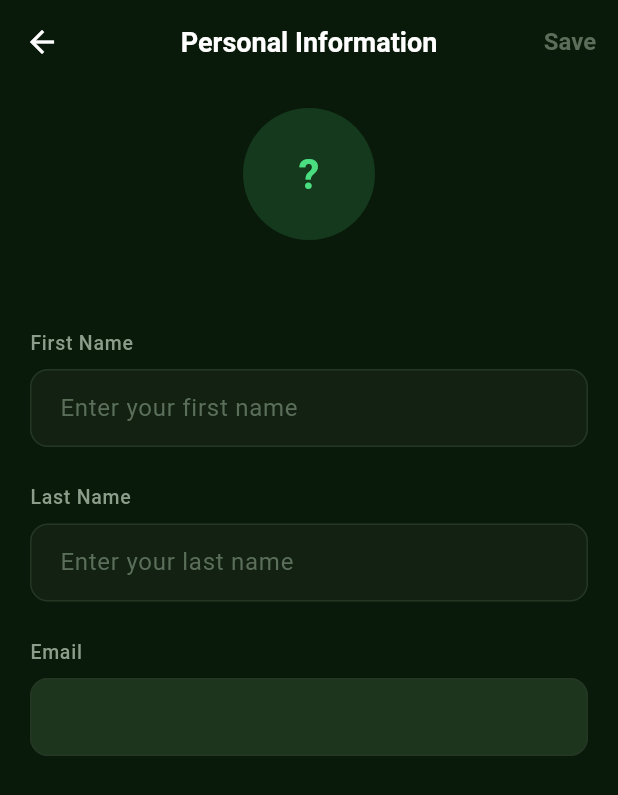
After one commit to iamc1oud/SynapseFinance, a Flutter app: the PersonalInformationPage screen opened directly, on a phone screen of 412 x 824 dp. The commit adds this screen. Shown: the top 795 px of the screen. Run offline on Flutter 3.47's test engine with Material 3 defaults, Android fonts, the phone set to English and light mode, and no system bars; our stand-ins replace dartz, dio, equatable, flutter_bloc, flutter_secure_storage, get_it and 5 more; accounts and stored records are empty; generated files the repository leaves out were written again.

Commit message:
feat(settings): added settings for personal information

```diff
--- a/frontend/synapse_finance/lib/core/constants/api_constants.dart
+++ b/frontend/synapse_finance/lib/core/constants/api_constants.dart
@@ -8,7 +8,7 @@ class ApiConstants {
   static const String register = '/auth/register';
   static const String logout = '/auth/logout';
   static const String refreshToken = '/auth/refresh';
-  static const String user = '/auth/user';
+  static const String user = '/auth/me';
 
   // Ledger endpoints
   static const String accounts = '/ledger/accounts/';
--- a/frontend/synapse_finance/lib/features/auth/data/datasources/auth_api_client.dart
+++ b/frontend/synapse_finance/lib/features/auth/data/datasources/auth_api_client.dart
@@ -27,4 +27,7 @@ abstract class AuthApiClient {
 
   @GET(ApiConstants.user)
   Future<UserModel> getCurrentUser();
+
+  @PATCH(ApiConstants.user)
+  Future<UserModel> updateProfile(@Body() Map<String, dynamic> body);
 }
--- a/frontend/synapse_finance/lib/features/auth/data/models/user_model.dart
+++ b/frontend/synapse_finance/lib/features/auth/data/models/user_model.dart
@@ -8,7 +8,7 @@ part 'user_model.g.dart';
 class UserModel extends User {
   const UserModel({
     required super.id,
-    required super.email,
+    @JsonKey(name: 'email') super.email,
     @JsonKey(name: 'first_name') super.firstName,
     @JsonKey(name: 'last_name') super.lastName,
   });
--- a/frontend/synapse_finance/lib/features/auth/domain/repositories/auth_repository.dart
+++ b/frontend/synapse_finance/lib/features/auth/domain/repositories/auth_repository.dart
@@ -22,4 +22,9 @@ abstract class AuthRepository {
   Future<Either<Failure, User>> getCurrentUser();
 
   Future<Either<Failure, bool>> isLoggedIn();
+
+  Future<Either<Failure, User>> updateProfile({
+    String? firstName,
+    String? lastName,
+  });
 }
--- /dev/null
+++ b/frontend/synapse_finance/lib/features/settings/presentation/pages/personal_information_page.dart
@@ -0,0 +1,274 @@
+import 'package:flutter/material.dart';
+import 'package:flutter_bloc/flutter_bloc.dart';
+
+import '../../../../core/theme/app_colors.dart';
+import '../../../auth/presentation/bloc/auth_cubit.dart';
+import '../../../auth/presentation/bloc/auth_state.dart';
+
+class PersonalInformationPage extends StatefulWidget {
+  const PersonalInformationPage({super.key});
+
+  @override
+  State<PersonalInformationPage> createState() =>
+      _PersonalInformationPageState();
+}
+
+class _PersonalInformationPageState extends State<PersonalInformationPage> {
+  late final TextEditingController _firstNameController;
+  late final TextEditingController _lastNameController;
+  late final TextEditingController _emailController;
+  bool _saving = false;
+  bool _hasChanges = false;
+
+  @override
+  void initState() {
+    super.initState();
+    final user = context.read<AuthCubit>().state.user;
+    _firstNameController = TextEditingController(text: user?.firstName ?? '');
+    _lastNameController = TextEditingController(text: user?.lastName ?? '');
+    _emailController = TextEditingController(text: user?.email ?? '');
+
+    _firstNameController.addListener(_onFieldChanged);
+    _lastNameController.addListener(_onFieldChanged);
+  }
+
+  void _onFieldChanged() {
+    final user = context.read<AuthCubit>().state.user;
+    final changed =
+        _firstNameController.text != (user?.firstName ?? '') ||
+        _lastNameController.text != (user?.lastName ?? '');
+    if (changed != _hasChanges) {
+      setState(() => _hasChanges = changed);
+    }
+  }
+
+  @override
+  void dispose() {
+    _firstNameController.dispose();
+    _lastNameController.dispose();
+    super.dispose();
+  }
+
+  Future<void> _save() async {
+    setState(() => _saving = true);
+
+    final error = await context.read<AuthCubit>().updateProfile(
+      firstName: _firstNameController.text.trim(),
+      lastName: _lastNameController.text.trim(),
+    );
+
+    if (!mounted) return;
+    setState(() => _saving = false);
+
+    final c = context.appColors;
+    if (error != null) {
+      ScaffoldMessenger.of(context).showSnackBar(
+        SnackBar(
+          content: Text(error),
+          backgroundColor: c.error,
+          behavior: SnackBarBehavior.floating,
+        ),
+      );
+    } else {
+      setState(() => _hasChanges = false);
+      ScaffoldMessenger.of(context).showSnackBar(
+        SnackBar(
+          content: const Text('Profile updated!'),
+          backgroundColor: c.success,
+          behavior: SnackBarBehavior.floating,
+        ),
+      );
+    }
+  }
+
+  @override
+  Widget build(BuildContext context) {
+    final c = context.appColors;
+    return Scaffold(
+      backgroundColor: c.background,
+      appBar: AppBar(
+        backgroundColor: c.background,
+        elevation: 0,
+        leading: IconButton(
+          icon: Icon(Icons.arrow_back, color: c.textPrimary),
+          onPressed: () => Navigator.of(context).pop(),
+        ),
+        title: Text(
+          'Personal Information',
+          style: TextStyle(
+            color: c.textPrimary,
+            fontSize: 18,
+            fontWeight: FontWeight.w600,
+          ),
+        ),
+        centerTitle: true,
+        actions: [
+          TextButton(
+            onPressed: _hasChanges && !_saving ? _save : null,
+            child: _saving
+                ? SizedBox(
+                    width: 18,
+                    height: 18,
+                    child: CircularProgressIndicator(
+                      strokeWidth: 2,
+                      color: c.primary,
+                    ),
+                  )
+                : Text(
+                    'Save',
+                    style: TextStyle(
+                      color: _hasChanges ? c.primary : c.textHint,
+                      fontSize: 16,
+                      fontWeight: FontWeight.w600,
+                    ),
+                  ),
+          ),
+        ],
+      ),
+      body: BlocBuilder<AuthCubit, AuthState>(
+        builder: (context, state) {
+          final user = state.user;
+          return SingleChildScrollView(
+            padding: const EdgeInsets.symmetric(horizontal: 20, vertical: 16),
+            child: Column(
+              crossAxisAlignment: CrossAxisAlignment.start,
+              children: [
+                // Avatar preview
+                Center(
+                  child: Column(
+                    children: [
+                      CircleAvatar(
+                        radius: 44,
+                        backgroundColor: c.primary.withAlpha(40),
+                        child: Text(
+                          _initials(
+                            _firstNameController.text,
+                            _lastNameController.text,
+                            user?.email ?? '',
+                          ),
+                          style: TextStyle(
+                            fontSize: 28,
+                            fontWeight: FontWeight.bold,
+                            color: c.primary,
+                          ),
+                        ),
+                      ),
+                      const SizedBox(height: 8),
+                      Text(
+                        user?.email ?? '',
+                        style: TextStyle(color: c.textSecondary, fontSize: 13),
+                      ),
+                    ],
+                  ),
+                ),
+                const SizedBox(height: 32),
+
+                // First Name
+                _FieldLabel('First Name', c),
+                const SizedBox(height: 8),
+                _buildTextField(
+                  c,
+                  controller: _firstNameController,
+                  hintText: 'Enter your first name',
+                ),
+                const SizedBox(height: 24),
+
+                // Last Name
+                _FieldLabel('Last Name', c),
+                const SizedBox(height: 8),
+                _buildTextField(
+                  c,
+                  controller: _lastNameController,
+                  hintText: 'Enter your last name',
+                ),
+                const SizedBox(height: 24),
+
+                // Email (read-only)
+                _FieldLabel('Email', c),
+                const SizedBox(height: 8),
+                _buildTextField(
+                  c,
+                  initialValue: user?.email ?? '',
+                  controller: _emailController,
+                  hintText: '',
+                  readOnly: true,
+                ),
+                const SizedBox(height: 32),
+              ],
+            ),
+          );
+        },
+      ),
+    );
+  }
+
+  Widget _buildTextField(
+    AppColorScheme c, {
+    TextEditingController? controller,
+    String? initialValue,
+    required String hintText,
+    bool readOnly = false,
+  }) {
+    return TextField(
+      controller: controller,
+      readOnly: readOnly,
+      style: TextStyle(
+        color: readOnly ? c.textSecondary : c.textPrimary,
+        fontSize: 16,
+      ),
+      decoration: InputDecoration(
+        hintText: hintText,
+        hintStyle: TextStyle(color: c.textHint),
+        filled: true,
+        fillColor: readOnly ? c.surfaceLight : c.surface,
+        border: OutlineInputBorder(
+          borderRadius: BorderRadius.circular(12),
+          borderSide: BorderSide(color: c.border),
+        ),
+        enabledBorder: OutlineInputBorder(
+          borderRadius: BorderRadius.circular(12),
+          borderSide: BorderSide(color: c.border),
+        ),
+        focusedBorder: OutlineInputBorder(
+          borderRadius: BorderRadius.circular(12),
+          borderSide: BorderSide(color: c.borderFocused, width: 1.5),
+        ),
+        contentPadding: const EdgeInsets.symmetric(
+          horizontal: 16,
+          vertical: 14,
+        ),
+      ),
+    );
+  }
+
+  String _initials(String firstName, String lastName, String email) {
+    final f = firstName.trim();
+    final l = lastName.trim();
+    if (f.isNotEmpty && l.isNotEmpty) {
+      return '${f[0]}${l[0]}'.toUpperCase();
+    }
+    if (f.isNotEmpty) return f[0].toUpperCase();
+    if (l.isNotEmpty) return l[0].toUpperCase();
+    return email.isNotEmpty ? email[0].toUpperCase() : '?';
+  }
+}
+
+class _FieldLabel extends StatelessWidget {
+  final String text;
+  final AppColorScheme c;
+
+  const _FieldLabel(this.text, this.c);
+
+  @override
+  Widget build(BuildContext context) {
+    return Text(
+      text,
+      style: TextStyle(
+        color: c.textSecondary,
+        fontSize: 13,
+        fontWeight: FontWeight.w500,
+        letterSpacing: 0.5,
+      ),
+    );
+  }
+}
--- a/frontend/synapse_finance/lib/features/settings/presentation/pages/settings_page.dart
+++ b/frontend/synapse_finance/lib/features/settings/presentation/pages/settings_page.dart
@@ -7,6 +7,7 @@ import '../../../auth/presentation/bloc/auth_cubit.dart';
 import '../../../auth/presentation/bloc/auth_state.dart';
 import 'account_settings_page.dart';
 import 'category_settings_page.dart';
+import 'personal_information_page.dart';
 
 class SettingsPage extends StatefulWidget {
   const SettingsPage({super.key});
@@ -81,6 +82,11 @@ class _SettingsPageState extends State<SettingsPage> {
                     iconBg: const Color(0xFF1E6FDB),
                     icon: Icons.person_outline_rounded,
                     label: 'Personal Information',
+                    onTap: () => Navigator.of(context).push(
+                      MaterialPageRoute(
+                        builder: (_) => const PersonalInformationPage(),
+                      ),
+                    ),
                   ),
                   _SettingsRow(
                     iconBg: const Color(0xFF7C3AED),
```
Also changed, not shown: frontend/synapse_finance/lib/features/auth/data/repositories/auth_repository_impl.dart (+20 -0 lines), frontend/synapse_finance/lib/features/auth/domain/entities/user.dart (+2 -8 lines), frontend/synapse_finance/lib/features/auth/presentation/bloc/auth_cubit.dart (+21 -0 lines), frontend/synapse_finance/lib/core/di/injection.config.dart, frontend/synapse_finance/lib/features/auth/data/datasources/auth_api_client.g.dart, frontend/synapse_finance/lib/features/auth/data/models/user_model.g.dart, 3 other files.
